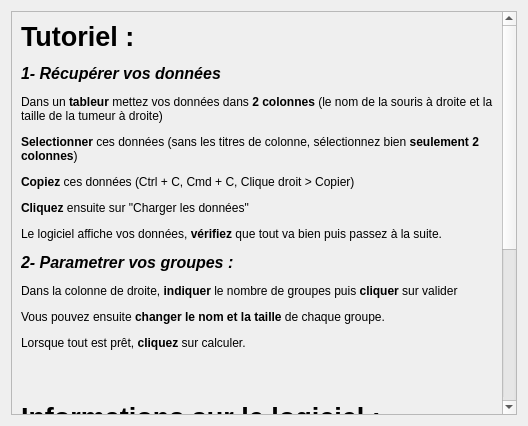
First picture: the form in tutoriel.ui, repository BriceGay/souris-distributeur, before the edit.
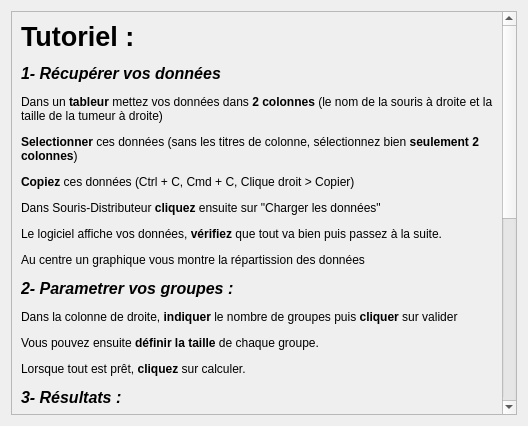
Second picture: the form after the edit. Icons and pictures are not drawn.

Patch:
```diff
--- a/tutoriel.ui
+++ b/tutoriel.ui
@@ -25,14 +25,14 @@
         <x>0</x>
         <y>0</y>
         <width>494</width>
-        <height>718</height>
+        <height>892</height>
        </rect>
       </property>
       <layout class="QGridLayout" name="gridLayout_2">
        <item row="0" column="0">
         <widget class="QLabel" name="label">
          <property name="text">
-          <string>&lt;html&gt;&lt;head/&gt;&lt;body&gt;&lt;p&gt;&lt;span style=&quot; font-size:20pt; font-weight:600;&quot;&gt;Tutoriel :&lt;/span&gt;&lt;/p&gt;&lt;p&gt;&lt;span style=&quot; font-size:12pt; font-weight:600; font-style:italic;&quot;&gt;1- Récupérer vos données&lt;/span&gt;&lt;/p&gt;&lt;p&gt;Dans un &lt;span style=&quot; font-weight:600;&quot;&gt;tableur&lt;/span&gt; mettez vos données dans &lt;span style=&quot; font-weight:600;&quot;&gt;2 colonnes&lt;/span&gt; (le nom de la souris à droite et la taille de la tumeur à droite)&lt;/p&gt;&lt;p&gt;&lt;span style=&quot; font-weight:600;&quot;&gt;Selectionner&lt;/span&gt; ces données (sans les titres de colonne, sélectionnez bien &lt;span style=&quot; font-weight:600;&quot;&gt;seulement 2 colonnes&lt;/span&gt;) &lt;/p&gt;&lt;p&gt;&lt;img src=&quot;:/screenTableur.png&quot;/&gt;&lt;/p&gt;&lt;p&gt;&lt;span style=&quot; font-weight:600;&quot;&gt;Copiez&lt;/span&gt; ces données (Ctrl + C, Cmd + C, Clique droit &amp;gt; Copier)&lt;/p&gt;&lt;p&gt;&lt;span style=&quot; font-weight:600;&quot;&gt;Cliquez&lt;/span&gt; ensuite sur &amp;quot;Charger les données&amp;quot;&lt;/p&gt;&lt;p&gt;Le logiciel affiche vos données, &lt;span style=&quot; font-weight:600;&quot;&gt;vérifiez&lt;/span&gt; que tout va bien puis passez à la suite.&lt;/p&gt;&lt;p&gt;&lt;span style=&quot; font-size:12pt; font-weight:600; font-style:italic;&quot;&gt;2- Parametrer vos groupes :&lt;/span&gt;&lt;/p&gt;&lt;p&gt;Dans la colonne de droite, &lt;span style=&quot; font-weight:600;&quot;&gt;indiquer&lt;/span&gt; le nombre de groupes puis &lt;span style=&quot; font-weight:600;&quot;&gt;cliquer&lt;/span&gt; sur valider&lt;/p&gt;&lt;p&gt;Vous pouvez ensuite &lt;span style=&quot; font-weight:600;&quot;&gt;changer le nom et la taille&lt;/span&gt; de chaque groupe.&lt;/p&gt;&lt;p&gt;Lorsque tout est prêt, &lt;span style=&quot; font-weight:600;&quot;&gt;cliquez&lt;/span&gt; sur calculer.&lt;/p&gt;&lt;p&gt;&lt;br/&gt;&lt;/p&gt;&lt;p&gt;&lt;span style=&quot; font-size:20pt; font-weight:600;&quot;&gt;Informations sur le logiciel :&lt;/span&gt;&lt;/p&gt;&lt;p&gt;Ce logiciel a été dévellopé par Brice Gay (brice.gay1@gmail.com) en 2019 pour l'IAB (INSERM). &lt;/p&gt;&lt;p&gt;&lt;span style=&quot; font-weight:600;&quot;&gt;Code source :&lt;/span&gt;&lt;a href=&quot;https://github.com/BriceGay/souris-distributeur&quot;&gt;&lt;span style=&quot; text-decoration: underline; color:#0000ff;&quot;&gt;https://github.com/BriceGay/souris-distributeur&lt;/span&gt;&lt;/a&gt;&lt;/p&gt;&lt;p&gt;&lt;span style=&quot; font-weight:600;&quot;&gt;Licence :&lt;/span&gt;&lt;/p&gt;&lt;p&gt;Copyright Brice Gay (brice.gay1@gmail.com) 2019 &lt;/p&gt;&lt;p&gt;&lt;span style=&quot; font-family:'monospace';&quot;&gt;This program is free software: you can redistribute it and/or modify it under the terms of the GNU General Public License as published by the Free Software Foundation, either version 3 of the License, or (at your option) any later version. This program is distributed in the hope that it will be useful, but WITHOUT ANY WARRANTY; without even the implied warranty of MERCHANTABILITY or FITNESS FOR A PARTICULAR PURPOSE. See the GNU General Public License for more details. You should have received a copy of the GNU General Public License along with this program. If not, see &amp;lt;https://www.gnu.org/licenses/&amp;gt;.&lt;/span&gt;&lt;/p&gt;&lt;/body&gt;&lt;/html&gt;</string>
+          <string>&lt;html&gt;&lt;head/&gt;&lt;body&gt;&lt;p&gt;&lt;span style=&quot; font-size:20pt; font-weight:600;&quot;&gt;Tutoriel :&lt;/span&gt;&lt;/p&gt;&lt;p&gt;&lt;span style=&quot; font-size:12pt; font-weight:600; font-style:italic;&quot;&gt;1- Récupérer vos données&lt;/span&gt;&lt;/p&gt;&lt;p&gt;Dans un &lt;span style=&quot; font-weight:600;&quot;&gt;tableur&lt;/span&gt; mettez vos données dans &lt;span style=&quot; font-weight:600;&quot;&gt;2 colonnes&lt;/span&gt; (le nom de la souris à droite et la taille de la tumeur à droite)&lt;/p&gt;&lt;p&gt;&lt;span style=&quot; font-weight:600;&quot;&gt;Selectionner&lt;/span&gt; ces données (sans les titres de colonne, sélectionnez bien &lt;span style=&quot; font-weight:600;&quot;&gt;seulement 2 colonnes&lt;/span&gt;) &lt;/p&gt;&lt;p&gt;&lt;img src=&quot;:/screenTableur.png&quot;/&gt;&lt;/p&gt;&lt;p&gt;&lt;span style=&quot; font-weight:600;&quot;&gt;Copiez&lt;/span&gt; ces données (Ctrl + C, Cmd + C, Clique droit &amp;gt; Copier)&lt;/p&gt;&lt;p&gt;Dans Souris-Distributeur&lt;span style=&quot; font-weight:600;&quot;&gt; cliquez&lt;/span&gt; ensuite sur &amp;quot;Charger les données&amp;quot;&lt;/p&gt;&lt;p&gt;Le logiciel affiche vos données, &lt;span style=&quot; font-weight:600;&quot;&gt;vérifiez&lt;/span&gt; que tout va bien puis passez à la suite.&lt;/p&gt;&lt;p&gt;Au centre un graphique vous montre la répartission des données&lt;/p&gt;&lt;p&gt;&lt;span style=&quot; font-size:12pt; font-weight:600; font-style:italic;&quot;&gt;2- Parametrer vos groupes :&lt;/span&gt;&lt;/p&gt;&lt;p&gt;Dans la colonne de droite, &lt;span style=&quot; font-weight:600;&quot;&gt;indiquer&lt;/span&gt; le nombre de groupes puis &lt;span style=&quot; font-weight:600;&quot;&gt;cliquer&lt;/span&gt; sur valider&lt;/p&gt;&lt;p&gt;Vous pouvez ensuite &lt;span style=&quot; font-weight:600;&quot;&gt;définir la taille&lt;/span&gt; de chaque groupe.&lt;/p&gt;&lt;p&gt;Lorsque tout est prêt, &lt;span style=&quot; font-weight:600;&quot;&gt;cliquez&lt;/span&gt; sur calculer.&lt;/p&gt;&lt;p&gt;&lt;span style=&quot; font-size:12pt; font-weight:600; font-style:italic;&quot;&gt;3- Résultats :&lt;/span&gt;&lt;/p&gt;&lt;p&gt;Le logiciel copie les résultats dans le presse-papier, il vous suffit de les coller dans un tableur&lt;br/&gt;&lt;/p&gt;&lt;p&gt;&lt;br/&gt;&lt;/p&gt;&lt;p&gt;&lt;span style=&quot; font-size:20pt; font-weight:600;&quot;&gt;Informations sur le logiciel :&lt;/span&gt;&lt;/p&gt;&lt;p&gt;Ce logiciel a été dévellopé par Brice Gay (brice.gay1@gmail.com) en 2019 pour l'IAB (INSERM). &lt;/p&gt;&lt;p&gt;&lt;span style=&quot; font-weight:600;&quot;&gt;Code source :&lt;/span&gt;&lt;a href=&quot;https://github.com/BriceGay/souris-distributeur&quot;&gt;&lt;span style=&quot; text-decoration: underline; color:#0000ff;&quot;&gt;https://github.com/BriceGay/souris-distributeur&lt;/span&gt;&lt;/a&gt;&lt;/p&gt;&lt;p&gt;&lt;span style=&quot; font-weight:600;&quot;&gt;Licence :&lt;/span&gt;&lt;/p&gt;&lt;p&gt;Copyright Brice Gay (brice.gay1@gmail.com) 2019 &lt;/p&gt;&lt;p&gt;&lt;span style=&quot; font-family:'monospace';&quot;&gt;This program is free software: you can redistribute it and/or modify it under the terms of the GNU General Public License as published by the Free Software Foundation, either version 3 of the License, or (at your option) any later version. This program is distributed in the hope that it will be useful, but WITHOUT ANY WARRANTY; without even the implied warranty of MERCHANTABILITY or FITNESS FOR A PARTICULAR PURPOSE. See the GNU General Public License for more details. You should have received a copy of the GNU General Public License along with this program. If not, see &amp;lt;https://www.gnu.org/licenses/&amp;gt;.&lt;/span&gt;&lt;/p&gt;&lt;/body&gt;&lt;/html&gt;</string>
          </property>
          <property name="textFormat">
           <enum>Qt::AutoText</enum>
```
